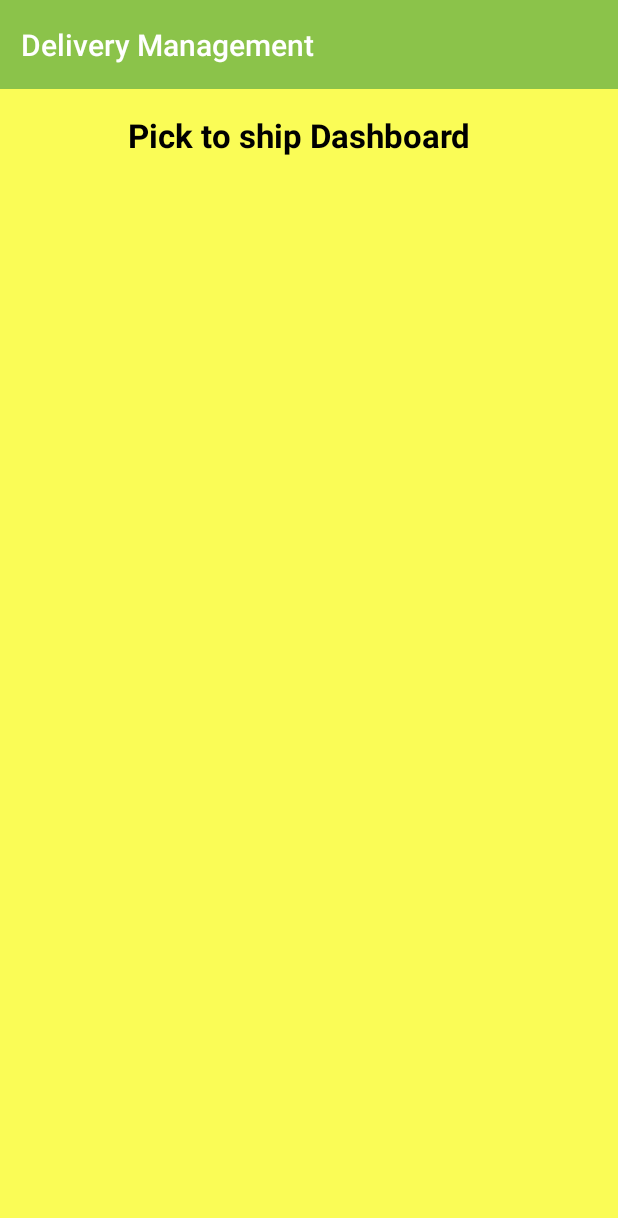
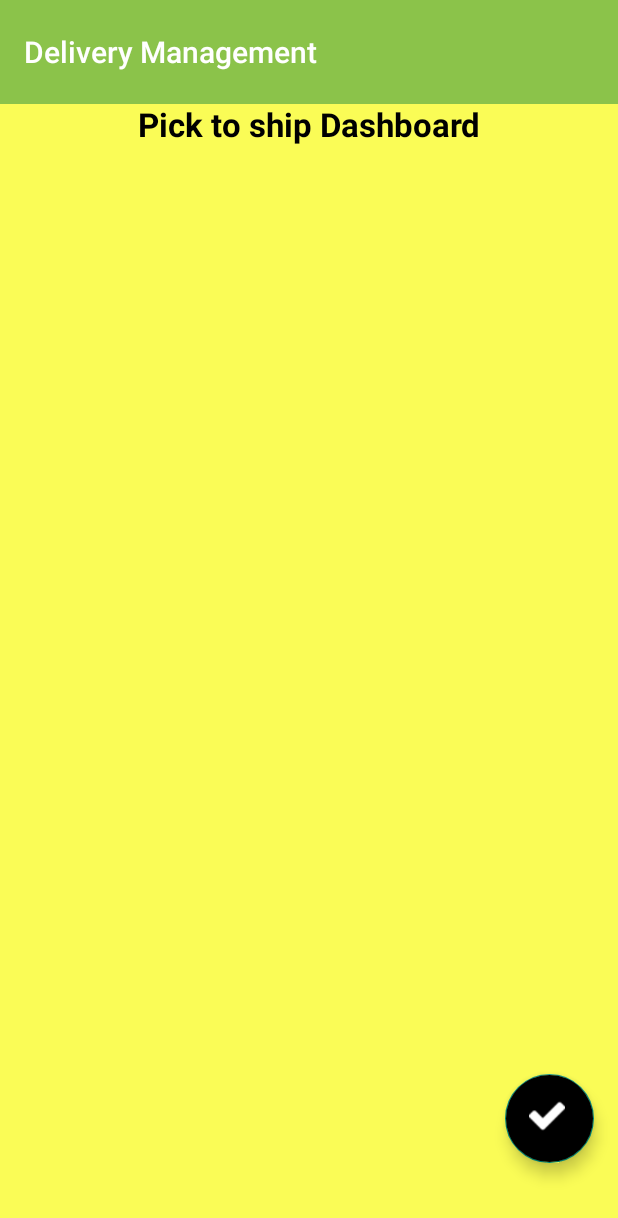
Before and after one commit to Sumudu-Himasha-Ranaweera/Go_Organic, an Android app: the layout activity_delivery.xml on its own in the app's theme, with its tools: preview values and no code run, on a phone screen of 412 x 824 dp. Shown: the top 1218 px of the screen. Run offline under Robolectric (Android 15) with nearby library versions, the phone set to English and light mode, and no system bars.

```diff
--- a/app/src/main/java/com/example/go_organic/DeliveryActivity.java
+++ b/app/src/main/java/com/example/go_organic/DeliveryActivity.java
@@ -6,6 +6,7 @@ import androidx.recyclerview.widget.RecyclerView;
 
 import android.content.Intent;
 import android.os.Bundle;
+import android.view.View;
 import android.widget.Toast;
 
 import com.firebase.ui.database.FirebaseRecyclerOptions;
@@ -47,4 +48,9 @@ public class DeliveryActivity extends AppCompatActivity {
         super.onStop();
         deliveryAdapter.stopListening();
     }
+
+    public void btnCompletedDelivery(View view) {
+        Intent intent = new Intent(this,CompletedDeliveryActivity.class);
+        startActivity(intent);
+    }
 }
--- a/app/src/main/res/layout/activity_delivery.xml
+++ b/app/src/main/res/layout/activity_delivery.xml
@@ -10,21 +10,23 @@
 
     <TextView
         android:id="@+id/ctext"
-        android:layout_width="241dp"
-        android:layout_height="37dp"
-        android:layout_marginTop="16dp"
+        android:layout_width="265dp"
+        android:layout_height="46dp"
+        android:layout_marginTop="68dp"
         android:text="Pick to ship Dashboard"
+        android:textAlignment="center"
         android:textColor="#000"
         android:textSize="22sp"
         android:textStyle="bold"
         app:layout_constraintEnd_toEndOf="parent"
+        app:layout_constraintHorizontal_bias="0.501"
         app:layout_constraintStart_toStartOf="parent"
-        app:layout_constraintTop_toBottomOf="@+id/toolbar" />
+        app:layout_constraintTop_toTopOf="@+id/toolbar" />
 
     <androidx.recyclerview.widget.RecyclerView
         android:id="@+id/rv"
         android:layout_width="match_parent"
-        android:layout_height="1500dp"
+        android:layout_height="1488dp"
         android:background="#fafc56"
         app:layout_constraintEnd_toEndOf="parent"
         app:layout_constraintStart_toStartOf="parent"
@@ -34,21 +36,38 @@
         android:id="@+id/appBarLayout"
         android:layout_width="match_parent"
         android:layout_height="wrap_content"
+        android:theme="@style/Theme.Go_Organic.AppBarOverlay"
         app:layout_constraintEnd_toEndOf="parent"
         app:layout_constraintStart_toStartOf="parent"
-        app:layout_constraintTop_toTopOf="parent"
-        android:theme="@style/Theme.Go_Organic.AppBarOverlay">
+        app:layout_constraintTop_toTopOf="parent">
 
     </com.google.android.material.appbar.AppBarLayout>
 
     <androidx.appcompat.widget.Toolbar
         android:id="@+id/toolbar"
-        android:layout_width="417dp"
-        android:layout_height="59dp"
+        android:layout_width="match_parent"
+        android:layout_height="69dp"
         android:background="@color/green"
-        app:title="Delivery Management"
-        app:titleTextColor="@color/white"
         app:layout_constraintEnd_toEndOf="parent"
         app:layout_constraintStart_toStartOf="parent"
-        app:layout_constraintTop_toTopOf="parent" />
+        app:layout_constraintTop_toTopOf="parent"
+        app:title="Delivery Management"
+        app:titleTextColor="@color/white" />
+
+    <com.google.android.material.floatingactionbutton.FloatingActionButton
+        android:id="@+id/floatingActionButton2"
+        android:layout_width="69dp"
+        android:layout_height="59dp"
+        android:backgroundTint="@color/black"
+        android:clickable="true"
+        android:onClick="btnCompletedDelivery"
+        app:layout_constraintBottom_toBottomOf="parent"
+        app:layout_constraintEnd_toEndOf="parent"
+        app:layout_constraintHorizontal_bias="0.955"
+        app:layout_constraintStart_toStartOf="parent"
+        app:layout_constraintTop_toTopOf="parent"
+        app:layout_constraintVertical_bias="0.936"
+        app:srcCompat="@drawable/correct" />
+
+
 </androidx.constraintlayout.widget.ConstraintLayout>
```
Also changed, not shown: app/src/main/java/com/example/go_organic/MapTrackingActivity.java (added, +83 -0 lines), app/src/main/res/layout/activity_map_tracking.xml (added, +81 -0 lines), app/src/main/res/layout/activity_view_delivery.xml (+4 -3 lines), app/src/main/res/layout/delivery_item.xml (+87 -28 lines).
